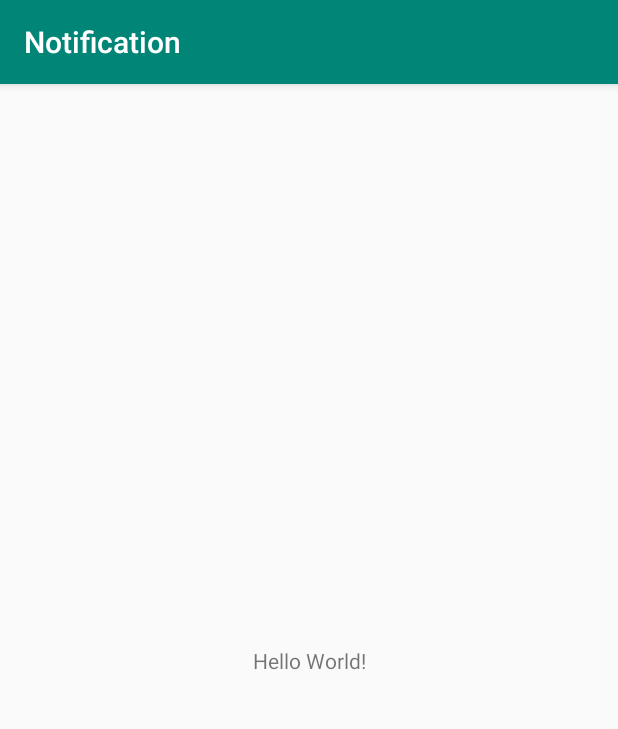
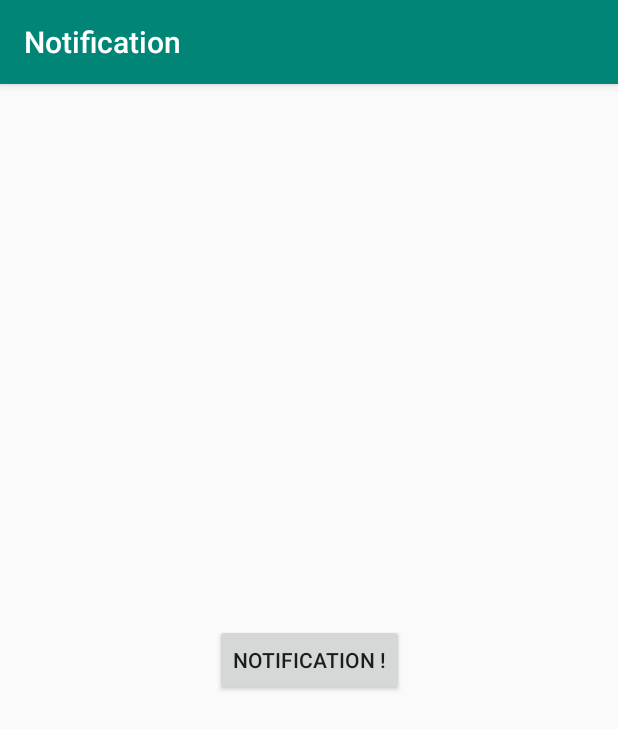
Before and after one commit to Agonizedcupid/Notification, an Android app: the screen it shows after launch (MainActivity), on a phone screen of 412 x 824 dp. Shown: the top 729 px of the screen. Run offline under Robolectric (Android 15) with nearby library versions, the phone set to English and light mode, and no system bars.

Commit message:
Notification Working with higher and lower Device (>=O & <O)

```diff
--- a/app/build.gradle
+++ b/app/build.gradle
@@ -25,4 +25,5 @@ dependencies {
     testImplementation 'junit:junit:4.12'
     androidTestImplementation 'com.android.support.test:runner:1.0.2'
     androidTestImplementation 'com.android.support.test.espresso:espresso-core:3.0.2'
+    implementation 'com.android.support:support-compat:28.0.0'
 }
--- a/app/src/main/java/com/aariyan/googleCertificate/notificaiton/MainActivity.java
+++ b/app/src/main/java/com/aariyan/googleCertificate/notificaiton/MainActivity.java
@@ -3,20 +3,63 @@ package com.aariyan.googleCertificate.notificaiton;
 import android.app.NotificationChannel;
 import android.app.NotificationManager;
 import android.os.Build;
+import android.support.v4.app.NotificationCompat;
+import android.support.v4.app.NotificationManagerCompat;
 import android.support.v7.app.AppCompatActivity;
 import android.os.Bundle;
+import android.view.View;
+import android.widget.Button;
 
 public class MainActivity extends AppCompatActivity {
+
+    private Button notificationBtn;
+
+    private final String CHANNEL_ID = "Simple Notification";
 
     @Override
     protected void onCreate(Bundle savedInstanceState) {
         super.onCreate(savedInstanceState);
         setContentView(R.layout.activity_main);
+
+        //View Initializer :
+        initView();
+
+        //Notification Channel for Higher Android version >= O (Check weather the device version is higher or not):
+        createNotificationChannel();
+
+        //Notification Button Action :
+        notificationBtn.setOnClickListener(new View.OnClickListener() {
+            @Override
+            public void onClick(View v) {
+                showNotification();
+            }
+        });
     }
 
 
+    //View initialization :
+    private void initView() {
+        notificationBtn = findViewById(R.id.notificationBtn);
+    }
+
+
+    //Show Notification :
+    private void showNotification() {
+        // Work if the device version lower than Android O :
+        NotificationCompat.Builder builder = new NotificationCompat.Builder(this, CHANNEL_ID)
+                .setSmallIcon(R.drawable.fav)
+                .setContentTitle("Notification Title")
+                .setContentText("Simple Notification Text")
+                .setStyle(new NotificationCompat.BigTextStyle()
+                        .bigText("Simple Notification Text"))
+                .setPriority(NotificationCompat.PRIORITY_DEFAULT);
+
+        NotificationManagerCompat notificationManagerCompat = NotificationManagerCompat.from(this);
+        notificationManagerCompat.notify(1, builder.build());
+    }
+
     //creating notification Channel :
-    private void createNotifcationChannerl() {
+    private void createNotificationChannel() {
 
         //creating notification channel but only work on API 26+
         if (Build.VERSION.SDK_INT >= Build.VERSION_CODES.O) {
@@ -25,7 +68,7 @@ public class MainActivity extends AppCompatActivity {
             int importance = NotificationManager.IMPORTANCE_DEFAULT;
 
             //NotificationChannel (Channel ID , Channel Name , Importance) :
-            NotificationChannel notificationChannel = new NotificationChannel("Channel Id", channelName, importance);
+            NotificationChannel notificationChannel = new NotificationChannel(CHANNEL_ID, channelName, importance);
             notificationChannel.setDescription(description);
 
             //Now register this Notification channel with the system :
--- /dev/null
+++ b/app/src/main/res/drawable-anydpi/fav.xml
@@ -0,0 +1,10 @@
+<vector xmlns:android="http://schemas.android.com/apk/res/android"
+    android:width="24dp"
+    android:height="24dp"
+    android:viewportWidth="24"
+    android:viewportHeight="24"
+    android:tint="#333333">
+    <path
+        android:fillColor="#FF000000"
+        android:pathData="M12,21.35l-1.45,-1.32C5.4,15.36 2,12.28 2,8.5 2,5.42 4.42,3 7.5,3c1.74,0 3.41,0.81 4.5,2.09C13.09,3.81 14.76,3 16.5,3 19.58,3 22,5.42 22,8.5c0,3.78 -3.4,6.86 -8.55,11.54L12,21.35z"/>
+</vector>
--- a/app/src/main/res/layout/activity_main.xml
+++ b/app/src/main/res/layout/activity_main.xml
@@ -6,10 +6,11 @@
     android:layout_height="match_parent"
     tools:context=".MainActivity">
 
-    <TextView
+    <Button
+        android:id="@+id/notificationBtn"
         android:layout_width="wrap_content"
         android:layout_height="wrap_content"
-        android:text="Hello World!"
+        android:text="@string/notificationBtn"
         app:layout_constraintBottom_toBottomOf="parent"
         app:layout_constraintLeft_toLeftOf="parent"
         app:layout_constraintRight_toRightOf="parent"
--- a/app/src/main/res/values/strings.xml
+++ b/app/src/main/res/values/strings.xml
@@ -2,4 +2,5 @@
     <string name="app_name">Notification</string>
     <string name="channelName">Channel Name</string>
     <string name="channelDescription">Simple Notification</string>
+    <string name="notificationBtn">Notification !</string>
 </resources>
```
Also changed, not shown: app/src/main/res/drawable-hdpi/fav.png (added), app/src/main/res/drawable-mdpi/fav.png (added), app/src/main/res/drawable-xhdpi/fav.png (added), app/src/main/res/drawable-xxhdpi/fav.png (added).
